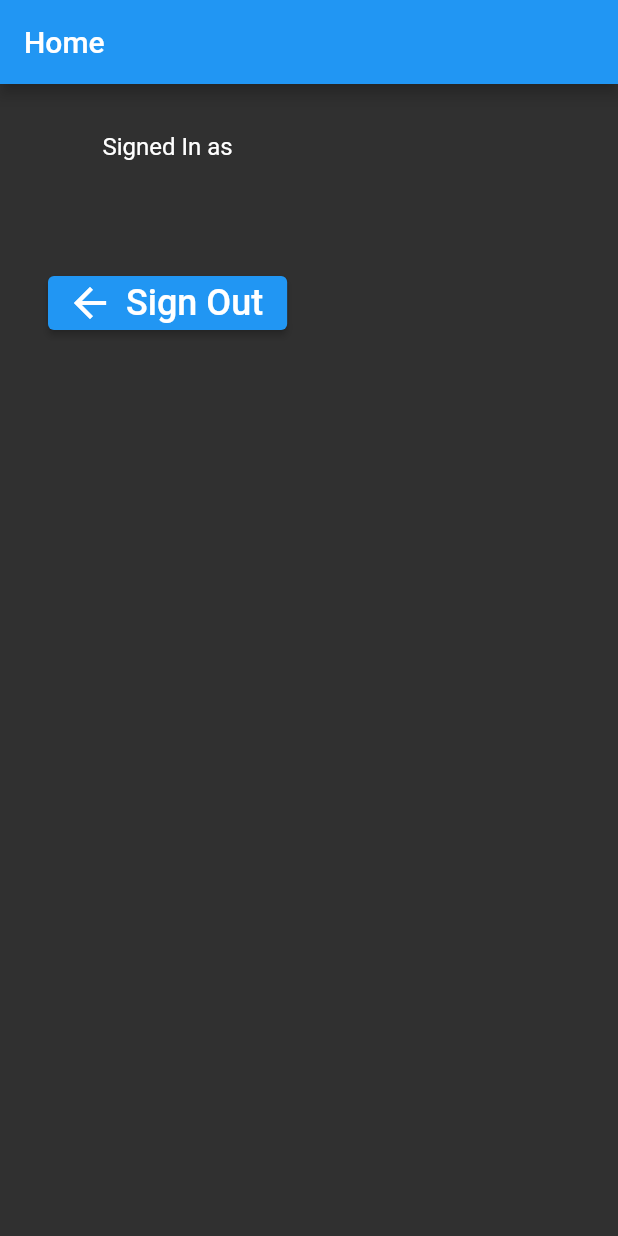
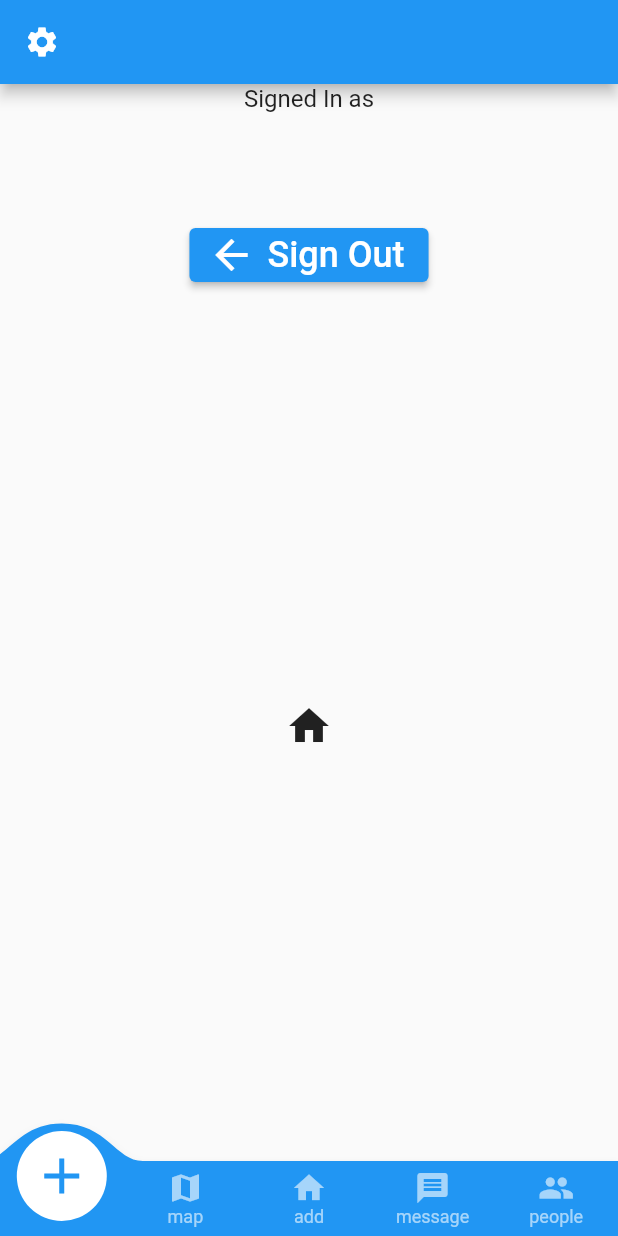
Before and after one commit to phil-ricardi/flutter_with_gsheets2, a Flutter app: the screen it shows once a user with an empty profile is signed in, on a phone screen of 412 x 824 dp. Run offline on Flutter 3.47's test engine with Material 2 defaults, Android fonts, the light colour scheme and no system bars; drawn by our look-alikes of convex_bottom_bar; our stand-ins replace email_validator, firebase_auth, firebase_core, settings_ui; accounts and stored records are empty; network calls fail.

Commit message:
added seettings page and Theme

```diff
--- a/lib/main.dart
+++ b/lib/main.dart
@@ -2,6 +2,7 @@ import 'package:firebase_auth/firebase_auth.dart';
 import 'package:firebase_core/firebase_core.dart';
 import 'package:flutter/material.dart';
 import 'package:flutter_with_gsheets2/pages/auth_page.dart';
+import 'package:flutter_with_gsheets2/pages/settings.dart';
 import 'package:flutter_with_gsheets2/pages/verify_email_page.dart';
 import 'package:flutter_with_gsheets2/utils.dart';
 
@@ -19,15 +20,24 @@ class MyApp extends StatelessWidget {
 
   @override
   Widget build(BuildContext context) => MaterialApp(
+        title: title,
         navigatorKey: navigatorKey,
         scaffoldMessengerKey: Utils.messengerKey,
         debugShowCheckedModeBanner: false,
-        title: title,
-        theme: ThemeData.dark().copyWith(
+        theme: ThemeData().copyWith(
+          colorScheme: ColorScheme.fromSwatch(primarySwatch: Colors.blue),
+        ),
+        darkTheme: ThemeData.dark().copyWith(
           colorScheme: ColorScheme.fromSwatch(primaryColorDark: Colors.black12)
               .copyWith(secondary: Colors.tealAccent),
         ),
-        home: const MainPage(),
+        initialRoute: '/',
+        routes: {
+          '/': (context) => const MainPage(),
+          '/settings': (context) => const SettingsPage(
+                title: 'Settings Page',
+              ),
+        },
       );
 }
 
--- a/lib/pages/home_page.dart
+++ b/lib/pages/home_page.dart
@@ -1,20 +1,41 @@
+import 'package:convex_bottom_bar/convex_bottom_bar.dart';
 import 'package:firebase_auth/firebase_auth.dart';
 import 'package:flutter/material.dart';
 
-class HomePage extends StatelessWidget {
+const _kpages = <String, IconData>{
+  'home': Icons.add,
+  'map': Icons.map,
+  'add': Icons.home,
+  'message': Icons.message,
+  'people': Icons.people,
+};
+
+class HomePage extends StatefulWidget {
   const HomePage({Key? key}) : super(key: key);
 
   @override
+  State<HomePage> createState() => _HomePageState();
+}
+
+class _HomePageState extends State<HomePage> {
+  @override
   Widget build(BuildContext context) {
     final user = FirebaseAuth.instance.currentUser!;
-    return Scaffold(
+    return DefaultTabController(
+        length: 5,
+        initialIndex: 2,
+        child: Scaffold(
           appBar: AppBar(
-        title: const Text('Home'),
+            leading: IconButton(
+              icon: const Icon(Icons.settings),
+              onPressed: () => Navigator.pushNamed(context, '/settings'),
             ),
-      body: Padding(
-        padding: const EdgeInsets.all(32.0),
-        child: Column(
-          children: <Widget>[
+            title: Text(
+              user.email!,
+            ),
+          ),
+          body: Column(
+            children: [
               const Text(
                 'Signed In as',
                 style: TextStyle(fontSize: 16),
@@ -22,7 +43,8 @@ class HomePage extends StatelessWidget {
               const SizedBox(height: 8),
               Text(
                 user.email!,
-              style: const TextStyle(fontSize: 20, fontWeight: FontWeight.bold),
+                style:
+                    const TextStyle(fontSize: 20, fontWeight: FontWeight.bold),
               ),
               const SizedBox(height: 40),
               ElevatedButton.icon(
@@ -33,9 +55,26 @@ class HomePage extends StatelessWidget {
                   style: TextStyle(fontSize: 24),
                 ),
               ),
+              Expanded(
+                child: TabBarView(
+                  children: [
+                    for (final icon in _kpages.values) Icon(icon, size: 32),
                   ],
                 ),
               ),
-    );
+            ],
+          ),
+          bottomNavigationBar: ConvexAppBar.badge(
+            const <int, dynamic>{3: '99+'},
+            style: TabStyle.reactCircle,
+            items: <TabItem>[
+              for (final entry in _kpages.entries)
+                TabItem(
+                  icon: entry.value,
+                  title: entry.key,
+                ),
+            ],
+          ),
+        ));
   }
 }
--- a/lib/pages/verify_email_page.dart
+++ b/lib/pages/verify_email_page.dart
@@ -15,7 +15,7 @@ class VerifyEmailPage extends StatefulWidget {
 
 class _VerifyEmailPageState extends State<VerifyEmailPage> {
   bool isEmailVerified = false;
-  bool canREsendEmail = false;
+  bool canResendEmail = false;
   Timer? timer;
 
   @override
@@ -58,9 +58,9 @@ class _VerifyEmailPageState extends State<VerifyEmailPage> {
       final user = FirebaseAuth.instance.currentUser;
       await user?.sendEmailVerification();
 
-      setState(() => canREsendEmail = false);
+      setState(() => canResendEmail = false);
       await Future.delayed(const Duration(seconds: 5));
-      setState(() => canREsendEmail = true);
+      setState(() => canResendEmail = true);
     } catch (e) {
       Utils.showSnackBar(e.toString());
     }
@@ -88,7 +88,7 @@ class _VerifyEmailPageState extends State<VerifyEmailPage> {
                   style: ElevatedButton.styleFrom(
                     minimumSize: const Size.fromHeight(50),
                   ),
-                  onPressed: canREsendEmail ? sendVerificationEmail : null,
+                  onPressed: canResendEmail ? sendVerificationEmail : null,
                   icon: const Icon(Icons.email, size: 32),
                   label: const Text(
                     'Reset Email',
--- a/lib/widgets/signup_widget.dart
+++ b/lib/widgets/signup_widget.dart
@@ -44,7 +44,7 @@ class _SignUpWidgetState extends State<SignUpWidget> {
               ),
               const SizedBox(height: 20),
               const Text(
-                'Hey There, \n Welcome Back',
+                'Hey There, \n Welcome ',
                 textAlign: TextAlign.center,
                 style: TextStyle(fontSize: 32, fontWeight: FontWeight.bold),
               ),
@@ -123,7 +123,7 @@ class _SignUpWidgetState extends State<SignUpWidget> {
     } on FirebaseAuthException catch (e) {
       Utils.showSnackBar(e.message);
     }
-// Navigator.of(context) doesn't work in this situation!!!
+
     Navigator.of(context).popUntil((route) => route.isFirst);
   }
 }
--- a/pubspec.yaml
+++ b/pubspec.yaml
@@ -28,13 +28,16 @@ environment:
 # versions available, run `flutter pub outdated`.
 dependencies:
   cloud_firestore: ^3.1.17
+  convex_bottom_bar: ^3.0.0
   cupertino_icons: ^1.0.2
   email_validator: ^2.0.1
   firebase_auth: ^3.3.19
   firebase_core: ^1.17.1
   flutter:
     sdk: flutter
+  flutter_neumorphic: ^3.2.0
   google_sign_in: ^5.3.2
+  settings_ui: ^2.0.2
 
 dev_dependencies:
   flutter_lints: ^1.0.0
```
Also changed, not shown: lib/pages/settings.dart (added, +76 -0 lines), lib/widgets/login_widget.dart (+15 -5 lines), pubspec.lock. Lines whose indentation alone changed are shown as unchanged.
